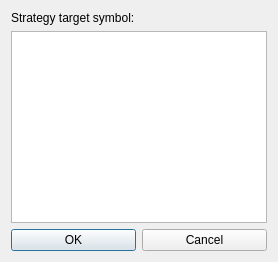
Old version of the form sources/FrontEnd/Lib/SymbolSelectionDialog.ui in the repository alimogh/trdk.
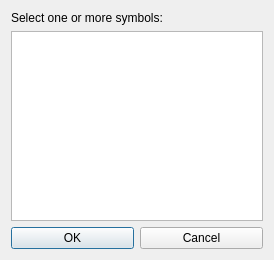
New version of the form.

Commit message: Triangular Arbitrage strategy.

Diff of the .ui file:
```diff
--- a/sources/FrontEnd/Lib/SymbolSelectionDialog.ui
+++ b/sources/FrontEnd/Lib/SymbolSelectionDialog.ui
@@ -2,6 +2,14 @@
 <ui version="4.0">
  <class>SymbolSelectionDialog</class>
  <widget class="QDialog" name="SymbolSelectionDialog">
+  <property name="geometry">
+   <rect>
+    <x>0</x>
+    <y>0</y>
+    <width>274</width>
+    <height>260</height>
+   </rect>
+  </property>
   <property name="windowTitle">
    <string>Market Making by Trend Strategy Traget Symbol</string>
   </property>
@@ -9,7 +17,7 @@
    <item>
     <widget class="QLabel" name="symbolLabel">
      <property name="text">
-      <string>Strategy target symbol:</string>
+      <string>Select one or more symbols:</string>
      </property>
     </widget>
    </item>
@@ -17,22 +25,7 @@
     <widget class="QListWidget" name="symbol"/>
    </item>
    <item>
-    <layout class="QHBoxLayout">
-     <property name="spacing">
-      <number>6</number>
-     </property>
-     <property name="leftMargin">
-      <number>0</number>
-     </property>
-     <property name="topMargin">
-      <number>0</number>
-     </property>
-     <property name="rightMargin">
-      <number>0</number>
-     </property>
-     <property name="bottomMargin">
-      <number>0</number>
-     </property>
+    <layout class="QHBoxLayout" name="_3">
      <item>
       <widget class="QPushButton" name="okButton">
        <property name="text">
```
Left out of the diff: 8 changed lines with no effect on the pictures. The commit also changes 82 other files.
